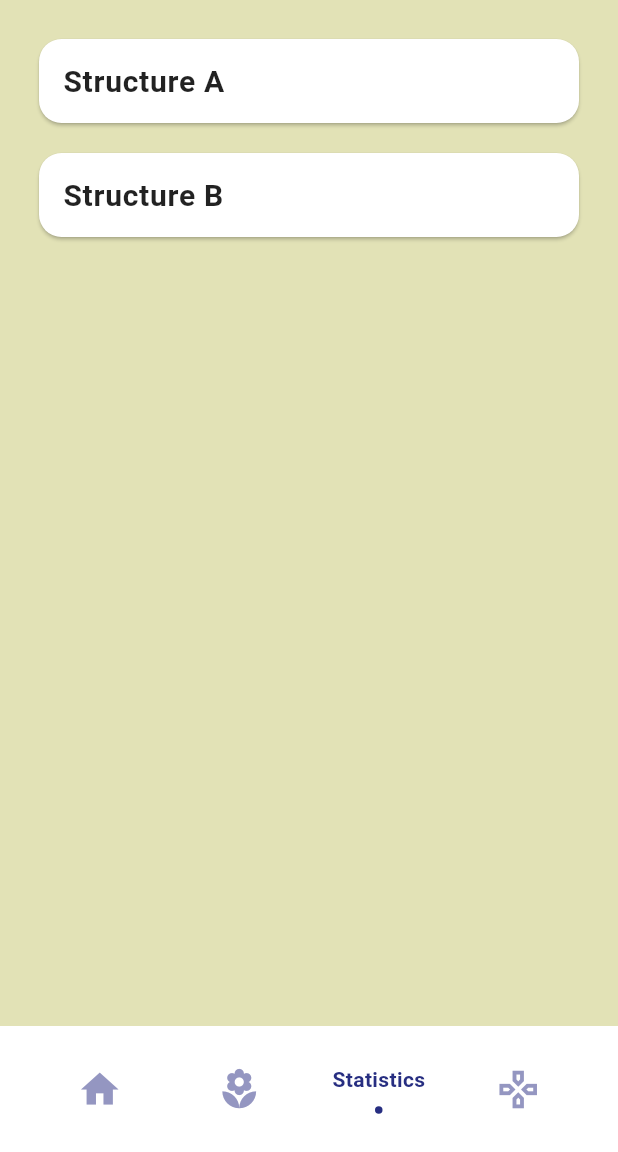
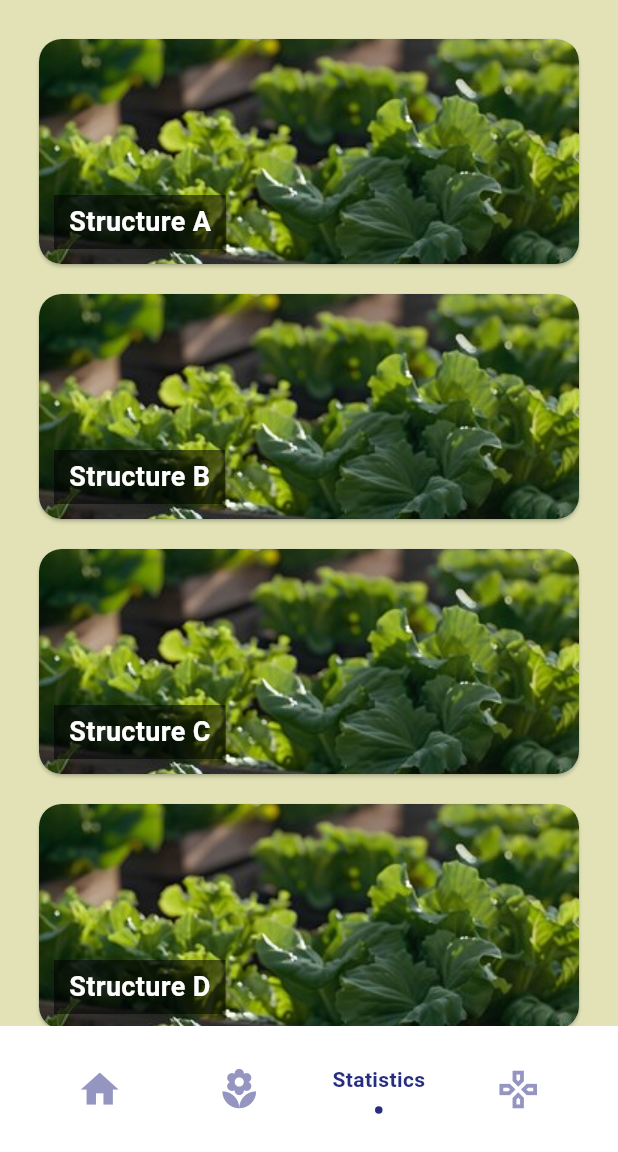
Before and after one commit to SandyUndefined/Hydroponic-App, a Flutter app: the HomeScreen screen opened directly, item 3 of the bottom bar chosen, on a phone screen of 412 x 824 dp, the part 84-1236 px from its top. Run offline on Flutter 3.47's test engine with Material 3 defaults, Android fonts, the light colour scheme and no system bars; drawn by our look-alikes of flashy_tab_bar2; our stand-ins replace firebase_auth, firebase_core, google_sign_in, smooth_page_indicator, syncfusion_flutter_gauges; missing offline and left inert: animated_introduction, cached_video_player_plus; accounts and stored records are empty; network calls fail; statements that could not run were skipped.

Commit message:
Updated Statistics for structures

```diff
--- a/lib/models/structure.dart
+++ b/lib/models/structure.dart
@@ -1,9 +1,11 @@
 class Structure {
   final String name;
+  final String imagePath;
   final Map<String, String> fields;
 
   Structure({
     required this.name,
+    required this.imagePath,
     required this.fields,
   });
 }
--- a/lib/screens/statistics_detail.dart
+++ b/lib/screens/statistics_detail.dart
@@ -3,7 +3,10 @@ import 'package:hydrophonic/components/widgets/statistics_card.dart';
 import 'package:hydrophonic/models/structure.dart';
 
 final List<Structure> structures = [
-  Structure(name: 'Structure A', fields: {
+  Structure(
+      name: 'Structure A',
+      imagePath: 'assets/images/statusCardBg.jpg',
+      fields: {
         'Water Temperature': 'field5',
         'TDS': 'field6',
         'EC': 'field7',
@@ -13,7 +16,62 @@ final List<Structure> structures = [
         'Light Intensity': 'field3',
         'Water Level': 'field8',
       }),
-  Structure(name: 'Structure B', fields: {
+  Structure(
+      name: 'Structure B',
+      imagePath: 'assets/images/statusCardBg.jpg',
+      fields: {
+        'Water Temperature': 'field9',
+        'TDS': 'field10',
+        'EC': 'field11',
+        'Temperature': 'field12',
+        'CO2': 'field13',
+        'Humidity': 'field14',
+        'Light Intensity': 'field15',
+        'Water Level': 'field16',
+      }),
+  Structure(
+      name: 'Structure C',
+      imagePath: 'assets/images/statusCardBg.jpg',
+      fields: {
+        'Water Temperature': 'field9',
+        'TDS': 'field10',
+        'EC': 'field11',
+        'Temperature': 'field12',
+        'CO2': 'field13',
+        'Humidity': 'field14',
+        'Light Intensity': 'field15',
+        'Water Level': 'field16',
+      }),
+  Structure(
+      name: 'Structure D',
+      imagePath: 'assets/images/statusCardBg.jpg',
+      fields: {
+        'Water Temperature': 'field9',
+        'TDS': 'field10',
+        'EC': 'field11',
+        'Temperature': 'field12',
+        'CO2': 'field13',
+        'Humidity': 'field14',
+        'Light Intensity': 'field15',
+        'Water Level': 'field16',
+      }),
+  Structure(
+      name: 'Structure E',
+      imagePath: 'assets/images/statusCardBg.jpg',
+      fields: {
+        'Water Temperature': 'field9',
+        'TDS': 'field10',
+        'EC': 'field11',
+        'Temperature': 'field12',
+        'CO2': 'field13',
+        'Humidity': 'field14',
+        'Light Intensity': 'field15',
+        'Water Level': 'field16',
+      }),
+  Structure(
+      name: 'Structure F',
+      imagePath: 'assets/images/statusCardBg.jpg',
+      fields: {
         'Water Temperature': 'field9',
         'TDS': 'field10',
         'EC': 'field11',
--- a/lib/screens/statistics_tab.dart
+++ b/lib/screens/statistics_tab.dart
@@ -11,20 +11,7 @@ class StatisticsTab extends StatelessWidget {
       itemCount: structures.length,
       itemBuilder: (context, index) {
         final structure = structures[index];
-        return Card(
-          margin: const EdgeInsets.all(10),
-          shape: RoundedRectangleBorder(
-            borderRadius: BorderRadius.circular(15),
-          ),
-          child: ListTile(
-            title: Text(
-              structure.name,
-              style: const TextStyle(
-                color: Colors.black87,
-                fontSize: 20,
-                fontWeight: FontWeight.bold,
-              ),
-            ),
+        return GestureDetector(
           onTap: () {
             Navigator.push(
               context,
@@ -34,6 +21,44 @@ class StatisticsTab extends StatelessWidget {
               ),
             );
           },
+          child: Card(
+            margin: const EdgeInsets.all(10),
+            shape: RoundedRectangleBorder(
+              borderRadius: BorderRadius.circular(15),
+            ),
+            child: Stack(
+              children: [
+                // Background Image
+                Container(
+                  height: 150,
+                  decoration: BoxDecoration(
+                    borderRadius: BorderRadius.circular(15),
+                    image: DecorationImage(
+                      image: AssetImage(structure.imagePath),
+                      fit: BoxFit.cover,
+                    ),
+                  ),
+                ),
+                // Overlay with structure name
+                Positioned(
+                  bottom: 10,
+                  left: 10,
+                  child: Container(
+                    padding:
+                        const EdgeInsets.symmetric(horizontal: 10, vertical: 5),
+                    color: Colors.black54,
+                    child: Text(
+                      structure.name,
+                      style: const TextStyle(
+                        color: Colors.white,
+                        fontSize: 18,
+                        fontWeight: FontWeight.bold,
+                      ),
+                    ),
+                  ),
+                ),
+              ],
+            ),
           ),
         );
       },
```
Lines whose indentation alone changed are shown as unchanged.
